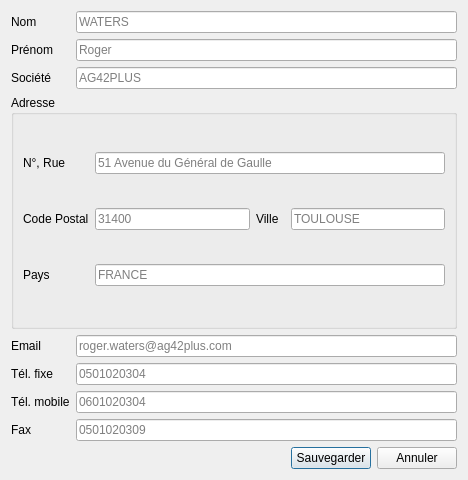
First picture: the form in src/dialogs/dialogaddcustomer.ui, repository FACT-Team/FactDev, before the edit.
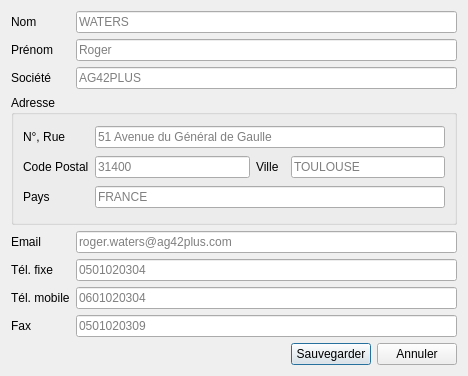
Second picture: the form after the edit. Icons and pictures are not drawn. Custom widgets are drawn as their Qt base class.

Diff of the .ui file:
```diff
--- a/src/dialogs/dialogaddcustomer.ui
+++ b/src/dialogs/dialogaddcustomer.ui
@@ -7,7 +7,7 @@
     <x>0</x>
     <y>0</y>
     <width>468</width>
-    <height>480</height>
+    <height>376</height>
    </rect>
   </property>
   <property name="windowTitle">
```
Left out of the diff: 22 changed lines with no effect on the pictures.
